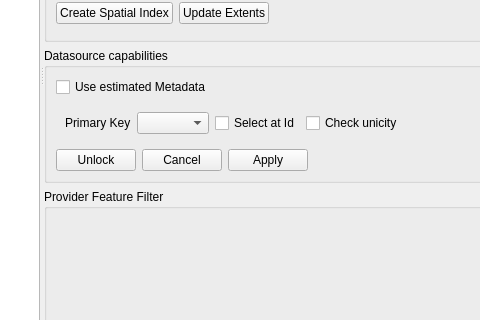
The window that src/ui/qgsvectorlayerpropertiesbase.ui (qgis/QGIS) describes before a commit, drawn with Qt 5; both pictures show x 121 to 601 and y 276 to 596 of the 825 by 730 pixel window.
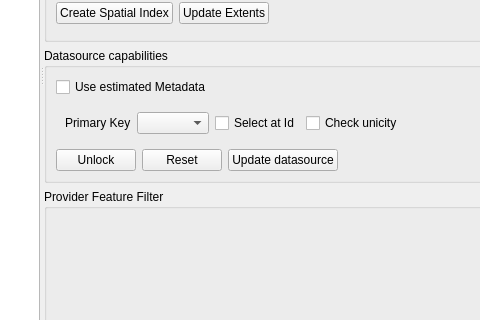
The same window after the commit. The open tabs and pages were chosen to show the change. Icons and pictures are not drawn. Custom widgets are drawn as their Qt base class.

Commit message: Rename buttons to manage Datasource capabilities

```diff
--- a/src/ui/qgsvectorlayerpropertiesbase.ui
+++ b/src/ui/qgsvectorlayerpropertiesbase.ui
@@ -733,7 +733,7 @@
                     <item>
                      <widget class="QPushButton" name="pbnDcCancel">
                       <property name="text">
-                       <string>Cancel</string>
+                       <string>Reset</string>
                       </property>
                      </widget>
                     </item>
@@ -743,7 +743,7 @@
                        <bool>true</bool>
                       </property>
                       <property name="text">
-                       <string>Apply</string>
+                       <string>Update datasource</string>
                       </property>
                      </widget>
                     </item>
```
Left out of the diff: 4 changed lines with no effect on the pictures. The commit also changes 2 other files.
